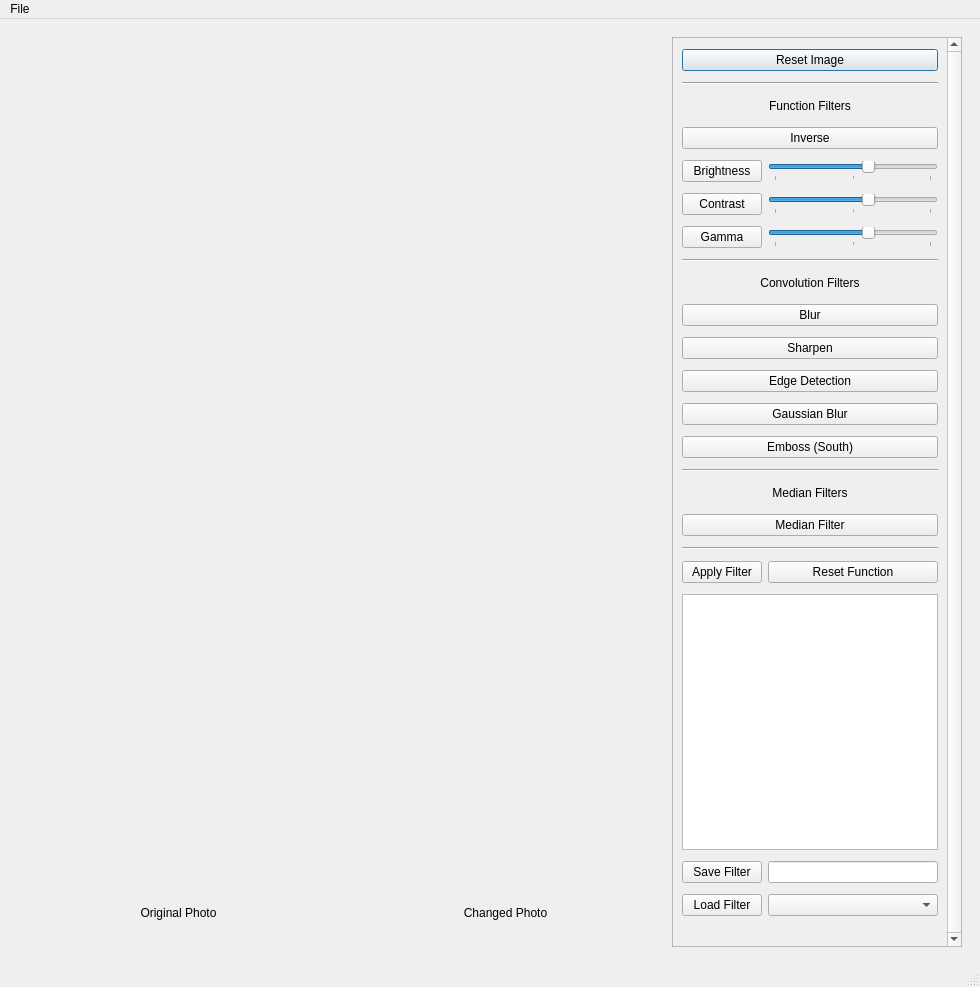
Above: photoapp.ui from mhocio/Image-Editer before the change. Below: the same form after it.
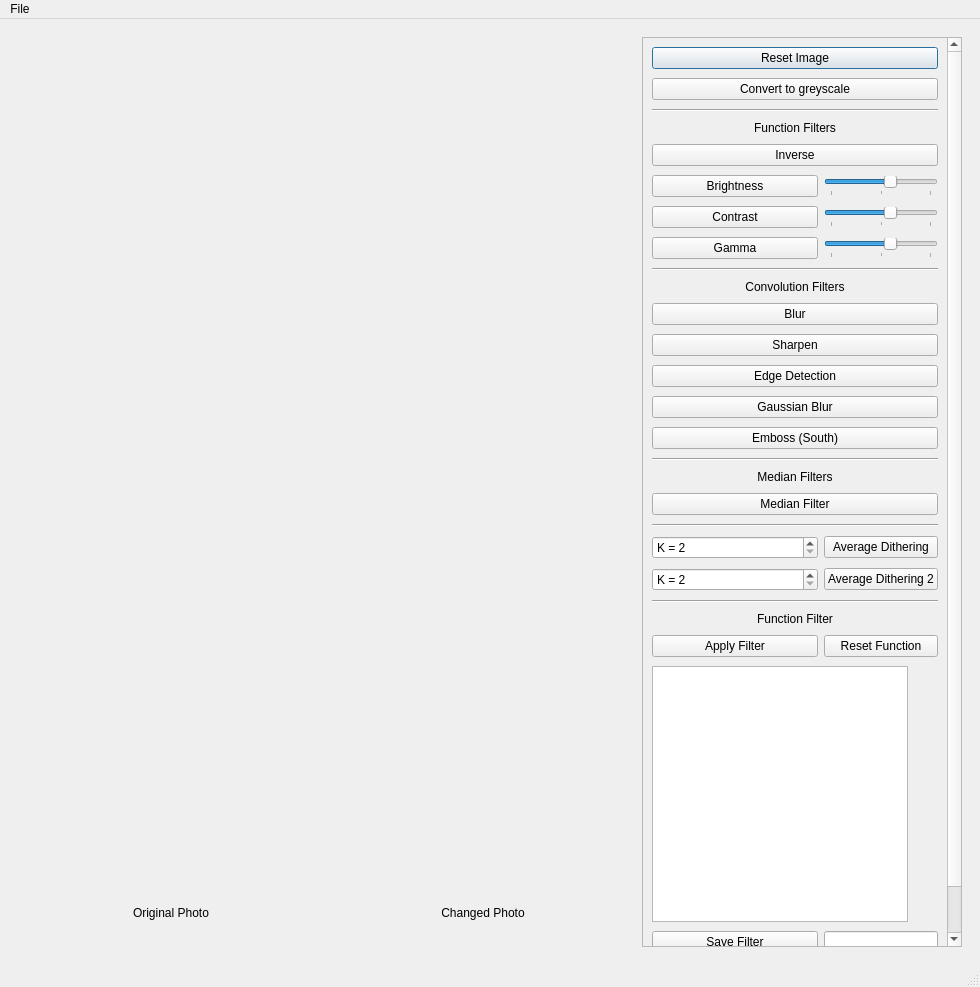
That is the form after the change.

Commit message:
Add average dithering filters
The second one is working properly with the histogram equalization, each channel is calculated separately.
The first one needs addition of channel separation.

Finally fixed the problem, greylevel format sets all R,G,B channels to the same value, still during pixel greyscale value reading, there are keeped all 4 values (of RGBa)

Patch:
```diff
--- a/photoapp.ui
+++ b/photoapp.ui
@@ -116,13 +116,13 @@
         <widget class="QScrollArea" name="scrollArea">
          <property name="minimumSize">
           <size>
-           <width>290</width>
+           <width>320</width>
            <height>0</height>
           </size>
          </property>
          <property name="maximumSize">
           <size>
-           <width>290</width>
+           <width>320</width>
            <height>16777215</height>
           </size>
          </property>
@@ -140,11 +140,11 @@
            <rect>
             <x>0</x>
             <y>0</y>
-            <width>288</width>
-            <height>888</height>
+            <width>318</width>
+            <height>944</height>
            </rect>
           </property>
-          <layout class="QGridLayout" name="gridLayout_2">
+          <layout class="QGridLayout" name="gridLayout_2" columnstretch="1,0">
            <property name="sizeConstraint">
             <enum>QLayout::SetDefaultConstraint</enum>
            </property>
@@ -157,168 +157,21 @@
            <property name="verticalSpacing">
             <number>9</number>
            </property>
-           <item row="1" column="0" colspan="2">
-            <widget class="Line" name="line_2">
-             <property name="orientation">
-              <enum>Qt::Horizontal</enum>
-             </property>
-            </widget>
-           </item>
-           <item row="7" column="0">
-            <widget class="QPushButton" name="gammaCorrectionButton">
-             <property name="cursor">
-              <cursorShape>PointingHandCursor</cursorShape>
-             </property>
+           <item row="18" column="0" colspan="2">
+            <widget class="QPushButton" name="medianFilterButton">
              <property name="text">
-              <string>Gamma</string>
+              <string>Median Filter</string>
              </property>
             </widget>
            </item>
-           <item row="0" column="0" colspan="2">
-            <widget class="QPushButton" name="resetImageButton">
-             <property name="sizePolicy">
-              <sizepolicy hsizetype="Minimum" vsizetype="Fixed">
-               <horstretch>0</horstretch>
-               <verstretch>0</verstretch>
-              </sizepolicy>
-             </property>
-             <property name="minimumSize">
-              <size>
-               <width>0</width>
-               <height>0</height>
-              </size>
-             </property>
-             <property name="maximumSize">
-              <size>
-               <width>16777215</width>
-               <height>16777215</height>
-              </size>
-             </property>
+           <item row="20" column="1">
+            <widget class="QPushButton" name="averageDitheringButton">
              <property name="text">
-              <string>Reset Image</string>
+              <string>Average Dithering</string>
              </property>
-             <property name="shortcut">
-              <string>Ctrl+R</string>
-             </property>
-             <property name="autoDefault">
-              <bool>false</bool>
-             </property>
-             <property name="default">
-              <bool>true</bool>
-             </property>
-             <property name="flat">
-              <bool>false</bool>
-             </property>
             </widget>
            </item>
-           <item row="10" column="0" colspan="2">
-            <widget class="QPushButton" name="convolutionButton">
-             <property name="cursor">
-              <cursorShape>PointingHandCursor</cursorShape>
-             </property>
-             <property name="text">
-              <string>Blur</string>
-             </property>
-            </widget>
-           </item>
-           <item row="26" column="0">
-            <widget class="QPushButton" name="saveButtonFilter">
-             <property name="cursor">
-              <cursorShape>PointingHandCursor</cursorShape>
-             </property>
-             <property name="text">
-              <string>Save Filter</string>
-             </property>
-            </widget>
-           </item>
-           <item row="27" column="0">
-            <widget class="QPushButton" name="loadFilterButton">
-             <property name="cursor">
-              <cursorShape>PointingHandCursor</cursorShape>
-             </property>
-             <property name="text">
-              <string>Load Filter</string>
-             </property>
-            </widget>
-           </item>
-           <item row="21" column="1">
-            <widget class="QPushButton" name="resetUserFunction">
-             <property name="cursor">
-              <cursorShape>PointingHandCursor</cursorShape>
-             </property>
-             <property name="text">
-              <string>Reset Function</string>
-             </property>
-            </widget>
-           </item>
-           <item row="5" column="1">
-            <widget class="QSlider" name="horizontalSliderContrast">
-             <property name="maximum">
-              <number>100</number>
-             </property>
-             <property name="value">
-              <number>60</number>
-             </property>
-             <property name="sliderPosition">
-              <number>60</number>
-             </property>
-             <property name="orientation">
-              <enum>Qt::Horizontal</enum>
-             </property>
-             <property name="tickPosition">
-              <enum>QSlider::TicksBelow</enum>
-             </property>
-             <property name="tickInterval">
-              <number>50</number>
-             </property>
-            </widget>
-           </item>
-           <item row="13" column="0" colspan="2">
-            <widget class="QPushButton" name="gaussianBlurFilterButton">
-             <property name="cursor">
-              <cursorShape>PointingHandCursor</cursorShape>
-             </property>
-             <property name="text">
-              <string>Gaussian Blur</string>
-             </property>
-            </widget>
-           </item>
-           <item row="27" column="1">
-            <widget class="QComboBox" name="FiltersComboBox"/>
-           </item>
-           <item row="14" column="0" colspan="2">
-            <widget class="QPushButton" name="embossFilterButton">
-             <property name="cursor">
-              <cursorShape>PointingHandCursor</cursorShape>
-             </property>
-             <property name="text">
-              <string>Emboss (South)</string>
-             </property>
-            </widget>
-           </item>
-           <item row="7" column="1">
-            <widget class="QSlider" name="horizontalSliderGamma">
-             <property name="maximum">
-              <number>100</number>
-             </property>
-             <property name="value">
-              <number>60</number>
-             </property>
-             <property name="sliderPosition">
-              <number>60</number>
-             </property>
-             <property name="orientation">
-              <enum>Qt::Horizontal</enum>
-             </property>
-             <property name="tickPosition">
-              <enum>QSlider::TicksBelow</enum>
-             </property>
-             <property name="tickInterval">
-              <number>50</number>
-             </property>
-            </widget>
-           </item>
-           <item row="24" column="0" colspan="2">
+           <item row="33" column="0" colspan="2">
             <widget class="QGraphicsView" name="graphicsViewFilter">
              <property name="minimumSize">
               <size>
@@ -349,7 +202,47 @@
              </property>
             </widget>
            </item>
-           <item row="5" column="0">
+           <item row="35" column="0">
+            <widget class="QPushButton" name="saveButtonFilter">
+             <property name="cursor">
+              <cursorShape>PointingHandCursor</cursorShape>
+             </property>
+             <property name="text">
+              <string>Save Filter</string>
+             </property>
+            </widget>
+           </item>
+           <item row="8" column="0">
+            <widget class="QPushButton" name="gammaCorrectionButton">
+             <property name="cursor">
+              <cursorShape>PointingHandCursor</cursorShape>
+             </property>
+             <property name="text">
+              <string>Gamma</string>
+             </property>
+            </widget>
+           </item>
+           <item row="19" column="0" colspan="2">
+            <widget class="Line" name="line_3">
+             <property name="orientation">
+              <enum>Qt::Horizontal</enum>
+             </property>
+            </widget>
+           </item>
+           <item row="35" column="1">
+            <widget class="QLineEdit" name="lineSaveFilterName"/>
+           </item>
+           <item row="12" column="0" colspan="2">
+            <widget class="QPushButton" name="sharpenFilterButton">
+             <property name="cursor">
+              <cursorShape>PointingHandCursor</cursorShape>
+             </property>
+             <property name="text">
+              <string>Sharpen</string>
+             </property>
+            </widget>
+           </item>
+           <item row="6" column="0">
             <widget class="QPushButton" name="constrastFilterButton">
              <property name="cursor">
               <cursorShape>PointingHandCursor</cursorShape>
@@ -359,7 +252,156 @@
              </property>
             </widget>
            </item>
-           <item row="4" column="0">
+           <item row="36" column="1">
+            <widget class="QComboBox" name="FiltersComboBox">
+             <property name="currentIndex">
+              <number>-1</number>
+             </property>
+            </widget>
+           </item>
+           <item row="17" column="0" colspan="2">
+            <widget class="QLabel" name="label_5">
+             <property name="maximumSize">
+              <size>
+               <width>16777215</width>
+               <height>20</height>
+              </size>
+             </property>
+             <property name="text">
+              <string>Median Filters</string>
+             </property>
+             <property name="alignment">
+              <set>Qt::AlignCenter</set>
+             </property>
+            </widget>
+           </item>
+           <item row="30" column="1">
+            <widget class="QPushButton" name="resetUserFunction">
+             <property name="cursor">
+              <cursorShape>PointingHandCursor</cursorShape>
+             </property>
+             <property name="text">
+              <string>Reset Function</string>
+             </property>
+            </widget>
+           </item>
+           <item row="1" column="0" colspan="2">
+            <widget class="QPushButton" name="convertToGreyScaleButton">
+             <property name="text">
+              <string>Convert to greyscale</string>
+             </property>
+             <property name="default">
+              <bool>false</bool>
+             </property>
+             <property name="flat">
+              <bool>false</bool>
+             </property>
+            </widget>
+           </item>
+           <item row="4" column="0" colspan="2">
+            <widget class="QPushButton" name="inverseFilterButton">
+             <property name="cursor">
+              <cursorShape>PointingHandCursor</cursorShape>
+             </property>
+             <property name="text">
+              <string>Inverse</string>
+             </property>
+            </widget>
+           </item>
+           <item row="26" column="0" colspan="2">
+            <widget class="Line" name="line_5">
+             <property name="orientation">
+              <enum>Qt::Horizontal</enum>
+             </property>
+            </widget>
+           </item>
+           <item row="3" column="0" colspan="2">
+            <widget class="QLabel" name="label">
+             <property name="maximumSize">
+              <size>
+               <width>16777215</width>
+               <height>20</height>
+              </size>
+             </property>
+             <property name="text">
+              <string>Function Filters</string>
+             </property>
+             <property name="alignment">
+              <set>Qt::AlignCenter</set>
+             </property>
+            </widget>
+           </item>
+           <item row="27" column="0" colspan="2">
+            <widget class="QLabel" name="label_6">
+             <property name="text">
+              <string>Function Filter</string>
+             </property>
+             <property name="alignment">
+              <set>Qt::AlignCenter</set>
+             </property>
+            </widget>
+           </item>
+           <item row="8" column="1">
+            <widget class="QSlider" name="horizontalSliderGamma">
+             <property name="maximum">
+              <number>100</number>
+             </property>
+             <property name="value">
+              <number>60</number>
+             </property>
+             <property name="sliderPosition">
+              <number>60</number>
+             </property>
+             <property name="orientation">
+              <enum>Qt::Horizontal</enum>
+             </property>
+             <property name="tickPosition">
+              <enum>QSlider::TicksBelow</enum>
+             </property>
+             <property name="tickInterval">
+              <number>50</number>
+             </property>
+            </widget>
+           </item>
+           <item row="5" column="1">
+            <widget class="QSlider" name="horizontalSliderBrightness">
+             <property name="maximum">
+              <number>100</number>
+             </property>
+             <property name="value">
+              <number>60</number>
+             </property>
+             <property name="sliderPosition">
+              <number>60</number>
+             </property>
+             <property name="tracking">
+              <bool>true</bool>
+             </property>
+             <property name="orientation">
+              <enum>Qt::Horizontal</enum>
+             </property>
+             <property name="invertedAppearance">
+              <bool>false</bool>
+             </property>
+             <property name="tickPosition">
+              <enum>QSlider::TicksBelow</enum>
+             </property>
+             <property name="tickInterval">
+              <number>50</number>
+             </property>
+            </widget>
+           </item>
+           <item row="15" column="0" colspan="2">
+            <widget class="QPushButton" name="embossFilterButton">
+             <property name="cursor">
+              <cursorShape>PointingHandCursor</cursorShape>
+             </property>
+             <property name="text">
+              <string>Emboss (South)</string>
+             </property>
+            </widget>
+           </item>
+           <item row="5" column="0">
             <widget class="QPushButton" name="brightnessCorrectionButton">
              <property name="sizePolicy">
               <sizepolicy hsizetype="Preferred" vsizetype="Fixed">
@@ -375,7 +417,17 @@
              </property>
             </widget>
            </item>
-           <item row="9" column="0" colspan="2">
+           <item row="14" column="0" colspan="2">
+            <widget class="QPushButton" name="gaussianBlurFilterButton">
+             <property name="cursor">
+              <cursorShape>PointingHandCursor</cursorShape>
+             </property>
+             <property name="text">
+              <string>Gaussian Blur</string>
+             </property>
+            </widget>
+           </item>
+           <item row="10" column="0" colspan="2">
             <widget class="QLabel" name="label_4">
              <property name="maximumSize">
               <size>
@@ -391,38 +443,31 @@
              </property>
             </widget>
            </item>
-           <item row="19" column="0" colspan="2">
-            <widget class="Line" name="line_3">
-             <property name="orientation">
-              <enum>Qt::Horizontal</enum>
-             </property>
-            </widget>
-           </item>
-           <item row="17" column="0" colspan="2">
-            <widget class="QPushButton" name="medianFilterButton">
-             <property name="text">
-              <string>Median Filter</string>
-             </property>
-            </widget>
-           </item>
-           <item row="3" column="0" colspan="2">
-            <widget class="QPushButton" name="inverseFilterButton">
+           <item row="36" column="0">
+            <widget class="QPushButton" name="loadFilterButton">
              <property name="cursor">
               <cursorShape>PointingHandCursor</cursorShape>
              </property>
              <property name="text">
-              <string>Inverse</string>
+              <string>Load Filter</string>
              </property>
             </widget>
            </item>
-           <item row="8" column="0" colspan="2">
+           <item row="9" column="0" colspan="2">
             <widget class="Line" name="line">
              <property name="orientation">
               <enum>Qt::Horizontal</enum>
              </property>
             </widget>
            </item>
-           <item row="12" column="0" colspan="2">
+           <item row="16" column="0" colspan="2">
+            <widget class="Line" name="line_4">
+             <property name="orientation">
+              <enum>Qt::Horizontal</enum>
+             </property>
+            </widget>
+           </item>
+           <item row="13" column="0" colspan="2">
             <widget class="QPushButton" name="edgeDetectionFilterButton">
              <property name="cursor">
               <cursorShape>PointingHandCursor</cursorShape>
@@ -433,63 +478,13 @@
             </widget>
            </item>
            <item row="2" column="0" colspan="2">
-            <widget class="QLabel" name="label">
-             <property name="maximumSize">
-              <size>
-               <width>16777215</width>
-               <height>20</height>
-              </size>
-             </property>
-             <property name="text">
-              <string>Function Filters</string>
-             </property>
-             <property name="alignment">
-              <set>Qt::AlignCenter</set>
-             </property>
-            </widget>
-           </item>
-           <item row="26" column="1">
-            <widget class="QLineEdit" name="lineSaveFilterName"/>
-           </item>
-           <item row="11" column="0" colspan="2">
-            <widget class="QPushButton" name="sharpenFilterButton">
-             <property name="cursor">
-              <cursorShape>PointingHandCursor</cursorShape>
-             </property>
-             <property name="text">
-              <string>Sharpen</string>
-             </property>
-            </widget>
-           </item>
-           <item row="4" column="1">
-            <widget class="QSlider" name="horizontalSliderBrightness">
-             <property name="maximum">
-              <number>100</number>
-             </property>
-             <property name="value">
-              <number>60</number>
-             </property>
-             <property name="sliderPosition">
-              <number>60</number>
-             </property>
-             <property name="tracking">
-              <bool>true</bool>
-             </property>
+            <widget class="Line" name="line_2">
              <property name="orientation">
               <enum>Qt::Horizontal</enum>
              </property>
-             <property name="invertedAppearance">
-              <bool>false</bool>
-             </property>
-             <property name="tickPosition">
-              <enum>QSlider::TicksBelow</enum>
-             </property>
-             <property name="tickInterval">
-              <number>50</number>
-             </property>
             </widget>
            </item>
-           <item row="21" column="0">
+           <item row="30" column="0">
             <widget class="QPushButton" name="applyUserFilterButton">
              <property name="cursor">
               <cursorShape>PointingHandCursor</cursorShape>
@@ -499,26 +494,123 @@
              </property>
             </widget>
            </item>
-           <item row="16" column="0" colspan="2">
-            <widget class="QLabel" name="label_5">
-             <property name="maximumSize">
-              <size>
-               <width>16777215</width>
-               <height>20</height>
-              </size>
+           <item row="6" column="1">
+            <widget class="QSlider" name="horizontalSliderContrast">
+             <property name="maximum">
+              <number>100</number>
              </property>
-             <property name="text">
-              <string>Median Filters</string>
+             <property name="value">
+              <number>60</number>
              </property>
-             <property name="alignment">
-              <set>Qt::AlignCenter</set>
+             <property name="sliderPosition">
+              <number>60</number>
              </property>
-            </widget>
-           </item>
-           <item row="15" column="0" colspan="2">
-            <widget class="Line" name="line_4">
              <property name="orientation">
               <enum>Qt::Horizontal</enum>
+             </property>
+             <property name="tickPosition">
+              <enum>QSlider::TicksBelow</enum>
+             </property>
+             <property name="tickInterval">
+              <number>50</number>
+             </property>
+            </widget>
+           </item>
+           <item row="11" column="0" colspan="2">
+            <widget class="QPushButton" name="convolutionButton">
+             <property name="cursor">
+              <cursorShape>PointingHandCursor</cursorShape>
+             </property>
+             <property name="text">
+              <string>Blur</string>
+             </property>
+            </widget>
+           </item>
+           <item row="0" column="0" colspan="2">
+            <widget class="QPushButton" name="resetImageButton">
+             <property name="sizePolicy">
+              <sizepolicy hsizetype="Minimum" vsizetype="Fixed">
+               <horstretch>0</horstretch>
+               <verstretch>0</verstretch>
+              </sizepolicy>
+             </property>
+             <property name="minimumSize">
+              <size>
+               <width>0</width>
+               <height>0</height>
+              </size>
+             </property>
+             <property name="maximumSize">
+              <size>
+               <width>16777215</width>
+               <height>16777215</height>
+              </size>
+             </property>
+             <property name="text">
+              <string>Reset Image</string>
+             </property>
+             <property name="shortcut">
+              <string>Ctrl+R</string>
+             </property>
+             <property name="autoDefault">
+              <bool>false</bool>
+             </property>
+             <property name="default">
+              <bool>true</bool>
+             </property>
+             <property name="flat">
+              <bool>false</bool>
+             </property>
+            </widget>
+           </item>
+           <item row="20" column="0">
+            <widget class="QSpinBox" name="spinBoxAverageDitheringK">
+             <property name="suffix">
+              <string/>
+             </property>
+             <property name="prefix">
+              <string>K = </string>
+             </property>
+             <property name="minimum">
+              <number>2</number>
+             </property>
+             <property name="maximum">
+              <number>255</number>
+             </property>
+             <property name="singleStep">
+              <number>1</number>
+             </property>
+             <property name="stepType">
+              <enum>QAbstractSpinBox::DefaultStepType</enum>
+             </property>
+             <property name="value">
+              <number>2</number>
+             </property>
+            </widget>
+           </item>
+           <item row="21" column="1">
+            <widget class="QPushButton" name="pushButtonDithering2">
+             <property name="text">
+              <string>Average Dithering 2</string>
+             </property>
+            </widget>
+           </item>
+           <item row="21" column="0">
+            <widget class="QSpinBox" name="spinBoxAverageDitheringK2">
+             <property name="suffix">
+              <string/>
+             </property>
+             <property name="prefix">
+              <string>K = </string>
+             </property>
+             <property name="minimum">
+              <number>2</number>
+             </property>
+             <property name="maximum">
+              <number>128</number>
+             </property>
+             <property name="displayIntegerBase">
+              <number>10</number>
              </property>
             </widget>
            </item>
```
The commit also changes 2 other files.
